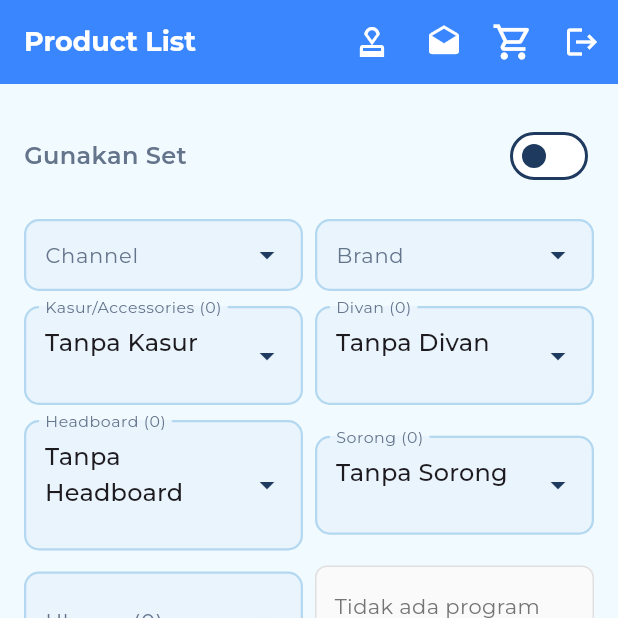
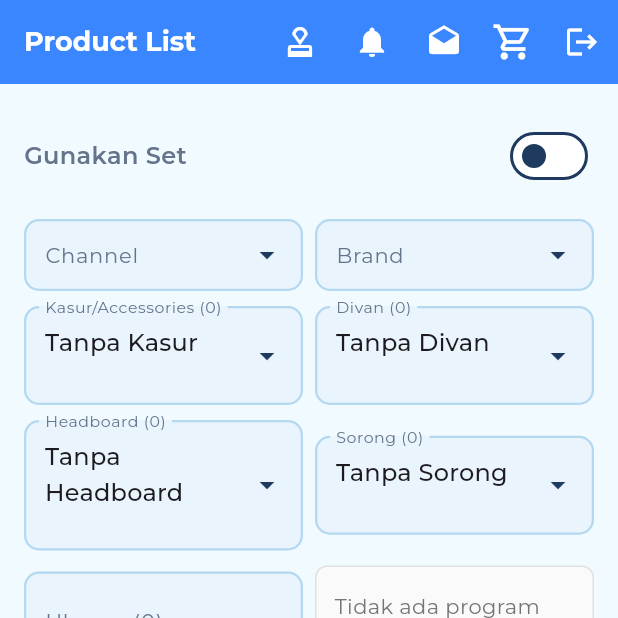
Before and after one commit to Syaha-Creator/alita, a Flutter app: the ProductPage screen opened by its route, on a phone screen of 412 x 824 dp, the top half of it. Run offline on Flutter 3.47's test engine with Material 3 defaults, Android fonts, the phone set to English and light mode, and no system bars; drawn by our look-alikes of dropdown_search; our stand-ins replace dio, equatable, firebase_core, flutter_bloc, fluttertoast, get_it and 8 more; accounts and stored records are empty; generated files the repository leaves out were written again.

Commit message:
Resolve merge conflicts and update project files

```diff
--- a/lib/config/app_constant.dart
+++ b/lib/config/app_constant.dart
@@ -29,6 +29,7 @@ class RoutePaths {
   static const String checkout = '/checkout';
   static const String approval = '/approval';
   static const String approvalMonitoring = '/approval-monitoring';
+  static const String notificationTest = '/notification-test';
 }
 
 class AppStrings {
--- a/lib/features/product/presentation/pages/product_page.dart
+++ b/lib/features/product/presentation/pages/product_page.dart
@@ -89,6 +89,13 @@ class _ProductPageState extends State<ProductPage> {
                 context.go(RoutePaths.approvalMonitoring);
               },
               tooltip: 'Approval Monitoring',
+            ),
+            IconButton(
+              icon: const Icon(Icons.notifications),
+              onPressed: () {
+                context.go(RoutePaths.notificationTest);
+              },
+              tooltip: 'Notification Test',
             ),
             IconButton(
               icon: Icon(Icons.drafts),
--- a/lib/navigation/app_router.dart
+++ b/lib/navigation/app_router.dart
@@ -7,6 +7,7 @@ import '../features/authentication/presentation/pages/login_page.dart';
 import '../features/cart/presentation/pages/cart_page.dart';
 import '../features/cart/presentation/pages/checkout_pages.dart';
 import '../features/approval/presentation/pages/approval_monitoring_page.dart';
+import '../features/notification/presentation/pages/notification_test_page.dart';
 import '../features/product/domain/entities/product_entity.dart';
 import '../features/product/presentation/bloc/product_bloc.dart';
 import '../features/product/presentation/bloc/product_event.dart';
@@ -65,6 +66,10 @@ class AppRouter {
         path: RoutePaths.approvalMonitoring,
         builder: (context, state) => const ApprovalMonitoringPage(),
       ),
+      GoRoute(
+        path: RoutePaths.notificationTest,
+        builder: (context, state) => const NotificationTestPage(),
+      ),
     ],
     redirect: (context, state) {
       final isLoggedIn = AuthService.authChangeNotifier.value;
```
Also changed, not shown: lib/main.dart (+12 -0 lines), 1 other file.
